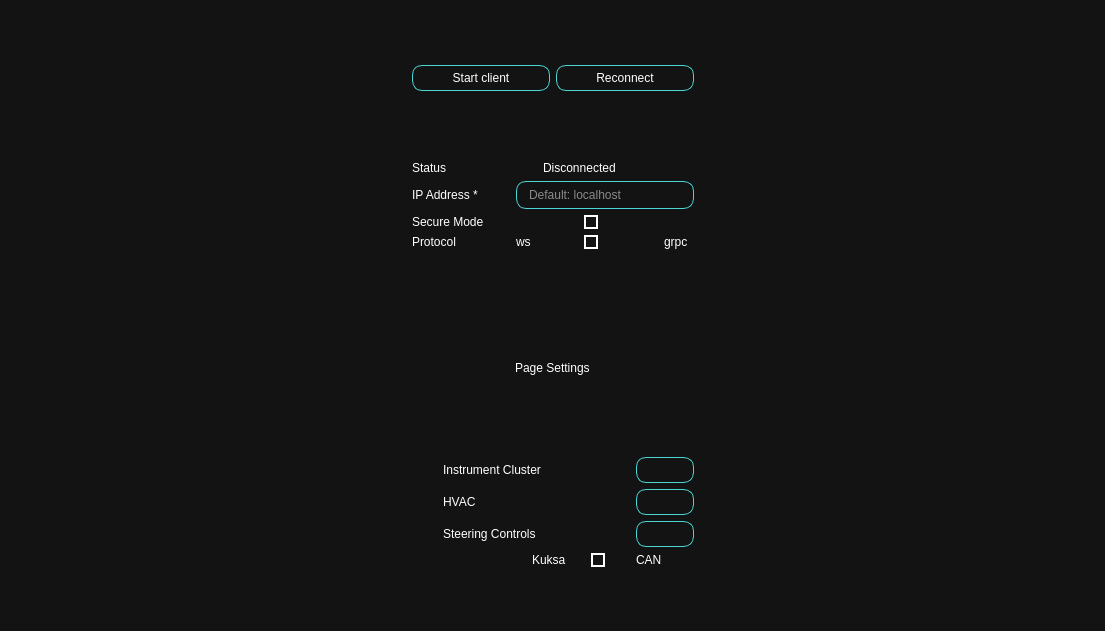
The window that ui/Settings_Window.ui (suchinton/AGL_Demo_Control_Panel) describes before a commit, drawn with Qt 5.
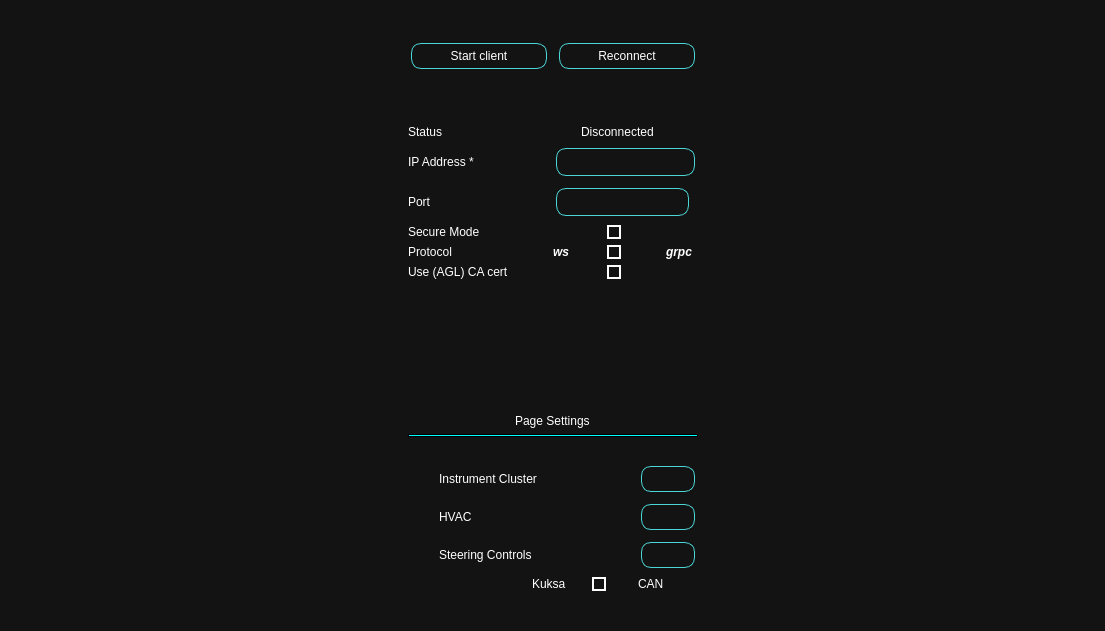
The same window after the commit. Icons and pictures are not drawn.

```diff
--- a/ui/Settings_Window.ui
+++ b/ui/Settings_Window.ui
@@ -33,6 +33,7 @@
 	padding: 5px 10px;
 	border: 1px solid #4BD7D6 ; /* light blue */
 	border-radius: 10px;
+	margin: 3px;
 }
 
 QPushButton:pressed {
@@ -44,6 +45,7 @@
 	padding: 5px 10px;
 	border: 1px solid #4BD7D6 ; /* light blue */
 	border-radius: 10px;
+	margin: 3px;
 }
 
 QCheckBox {
@@ -67,15 +69,23 @@
 
 QCheckBox:indicator:disabled {
   background-color: #cccccc; /* Grayed out background */
+}
+
+#divider{
+  background-color: #00ffff; /* Neon blue */
+  border: 1px solid; 
 }</string>
   </property>
   <widget class="QWidget" name="centralwidget">
    <layout class="QGridLayout" name="gridLayout">
-    <item row="0" column="0" colspan="4">
-     <spacer name="verticalSpacer_3">
+    <item row="5" column="1" colspan="2">
+     <spacer name="verticalSpacer">
       <property name="orientation">
        <enum>Qt::Vertical</enum>
       </property>
+      <property name="sizeType">
+       <enum>QSizePolicy::Expanding</enum>
+      </property>
       <property name="sizeHint" stdset="0">
        <size>
         <width>20</width>
@@ -84,19 +94,6 @@
       </property>
      </spacer>
     </item>
-    <item row="1" column="0" rowspan="5">
-     <spacer name="horizontalSpacer_2">
-      <property name="orientation">
-       <enum>Qt::Horizontal</enum>
-      </property>
-      <property name="sizeHint" stdset="0">
-       <size>
-        <width>40</width>
-        <height>20</height>
-       </size>
-      </property>
-     </spacer>
-    </item>
     <item row="3" column="1" colspan="2">
      <widget class="QFrame" name="frame_general_settings">
       <property name="frameShape">
@@ -106,58 +103,161 @@
        <enum>QFrame::Raised</enum>
       </property>
       <layout class="QGridLayout" name="gridLayout_2">
-       <item row="1" column="5" colspan="2" alignment="Qt::AlignLeft">
-        <widget class="QLabel" name="connectionLogo">
+       <item row="3" column="0">
+        <widget class="QLabel" name="label_16">
          <property name="text">
+          <string>Port</string>
+         </property>
+        </widget>
+       </item>
+       <item row="5" column="4" alignment="Qt::AlignRight">
+        <widget class="QLabel" name="label_12">
+         <property name="font">
+          <font>
+           <weight>75</weight>
+           <italic>true</italic>
+           <bold>true</bold>
+          </font>
+         </property>
+         <property name="text">
+          <string>ws</string>
+         </property>
+        </widget>
+       </item>
+       <item row="3" column="4" colspan="5">
+        <widget class="QLineEdit" name="PortInput"/>
+       </item>
+       <item row="2" column="4" colspan="6">
+        <widget class="QLineEdit" name="IPAddrInput">
+         <property name="placeholderText">
           <string/>
          </property>
-         <property name="pixmap">
-          <pixmap resource="../assets/res.qrc">:/Carbon_Icons/carbon_icons/connection-signal--off.svg</pixmap>
+        </widget>
+       </item>
+       <item row="4" column="0" colspan="3">
+        <widget class="QLabel" name="label">
+         <property name="toolTip">
+          <string>Default: Secure</string>
          </property>
+         <property name="text">
+          <string>Secure Mode</string>
+         </property>
         </widget>
        </item>
-       <item row="2" column="0" colspan="4">
+       <item row="0" column="0" colspan="9">
+        <spacer name="verticalSpacer_2">
+         <property name="orientation">
+          <enum>Qt::Vertical</enum>
+         </property>
+         <property name="sizeType">
+          <enum>QSizePolicy::Maximum</enum>
+         </property>
+         <property name="sizeHint" stdset="0">
+          <size>
+           <width>20</width>
+           <height>40</height>
+          </size>
+         </property>
+        </spacer>
+       </item>
+       <item row="1" column="3" rowspan="7">
+        <spacer name="horizontalSpacer_3">
+         <property name="orientation">
+          <enum>Qt::Horizontal</enum>
+         </property>
+         <property name="sizeType">
+          <enum>QSizePolicy::Fixed</enum>
+         </property>
+         <property name="sizeHint" stdset="0">
+          <size>
+           <width>20</width>
+           <height>20</height>
+          </size>
+         </property>
+        </spacer>
+       </item>
+       <item row="4" column="5" colspan="3" alignment="Qt::AlignHCenter">
+        <widget class="QCheckBox" name="place_holder_toggle_1">
+         <property name="toolTip">
+          <string>Default: Secure</string>
+         </property>
+         <property name="text">
+          <string/>
+         </property>
+         <property name="checked">
+          <bool>false</bool>
+         </property>
+        </widget>
+       </item>
+       <item row="2" column="0" colspan="3">
         <widget class="QLabel" name="IPAddr">
          <property name="text">
           <string>IP Address *</string>
          </property>
         </widget>
        </item>
-       <item row="4" column="7" alignment="Qt::AlignHCenter">
-        <widget class="QCheckBox" name="place_holder_toggle_2">
-         <property name="toolTip">
-          <string>Default: WS</string>
-         </property>
-         <property name="text">
-          <string/>
-         </property>
-        </widget>
-       </item>
-       <item row="4" column="0" colspan="3">
-        <widget class="QLabel" name="label_11">
-         <property name="toolTip">
-          <string>Default: WS</string>
-         </property>
-         <property name="text">
-          <string>Protocol</string>
-         </property>
-        </widget>
-       </item>
-       <item row="4" column="10" alignment="Qt::AlignLeft">
+       <item row="5" column="8" alignment="Qt::AlignLeft">
         <widget class="QLabel" name="label_13">
+         <property name="font">
+          <font>
+           <weight>75</weight>
+           <italic>true</italic>
+           <bold>true</bold>
+          </font>
+         </property>
          <property name="text">
           <string>grpc</string>
          </property>
         </widget>
        </item>
-       <item row="1" column="0" colspan="4">
+       <item row="5" column="0" colspan="2">
+        <widget class="QLabel" name="label_11">
+         <property name="toolTip">
+          <string>Default: WS</string>
+         </property>
+         <property name="text">
+          <string>Protocol</string>
+         </property>
+        </widget>
+       </item>
+       <item row="5" column="6" alignment="Qt::AlignHCenter">
+        <widget class="QCheckBox" name="place_holder_toggle_2">
+         <property name="toolTip">
+          <string>Default: WS</string>
+         </property>
+         <property name="text">
+          <string/>
+         </property>
+        </widget>
+       </item>
+       <item row="4" column="4">
+        <widget class="QLabel" name="label_9">
+         <property name="text">
+          <string/>
+         </property>
+         <property name="pixmap">
+          <pixmap resource="../assets/res.qrc">:/Carbon_Icons/carbon_icons/security-services.svg</pixmap>
+         </property>
+        </widget>
+       </item>
+       <item row="1" column="4" colspan="2" alignment="Qt::AlignLeft">
+        <widget class="QLabel" name="connectionLogo">
+         <property name="text">
+          <string/>
+         </property>
+         <property name="pixmap">
+          <pixmap resource="../assets/res.qrc">:/Carbon_Icons/carbon_icons/connection-signal--off.svg</pixmap>
+         </property>
+        </widget>
+       </item>
+       <item row="1" column="0" colspan="3">
         <widget class="QLabel" name="status">
          <property name="text">
           <string>Status</string>
          </property>
         </widget>
        </item>
-       <item row="1" column="7">
+       <item row="1" column="6">
         <widget class="QLabel" name="connectionStatus">
          <property name="sizePolicy">
           <sizepolicy hsizetype="Expanding" vsizetype="Preferred">
@@ -170,142 +270,49 @@
          </property>
         </widget>
        </item>
-       <item row="5" column="1" rowspan="2">
-        <widget class="QFrame" name="PageIcons">
-         <property name="frameShape">
-          <enum>QFrame::StyledPanel</enum>
-         </property>
-         <property name="frameShadow">
-          <enum>QFrame::Raised</enum>
-         </property>
-         <layout class="QVBoxLayout" name="verticalLayout">
-          <property name="spacing">
-           <number>0</number>
-          </property>
-          <property name="leftMargin">
-           <number>0</number>
-          </property>
-          <property name="topMargin">
-           <number>0</number>
-          </property>
-          <property name="rightMargin">
-           <number>0</number>
-          </property>
-          <property name="bottomMargin">
-           <number>0</number>
-          </property>
-         </layout>
-        </widget>
-       </item>
-       <item row="3" column="5">
-        <widget class="QLabel" name="label_9">
+       <item row="6" column="0">
+        <widget class="QLabel" name="label_17">
          <property name="text">
-          <string/>
+          <string>Use (AGL) CA cert</string>
          </property>
-         <property name="pixmap">
-          <pixmap resource="../assets/res.qrc">:/Carbon_Icons/carbon_icons/security-services.svg</pixmap>
-         </property>
         </widget>
        </item>
-       <item row="1" column="4" rowspan="4">
-        <spacer name="horizontalSpacer_3">
-         <property name="orientation">
-          <enum>Qt::Horizontal</enum>
-         </property>
-         <property name="sizeType">
-          <enum>QSizePolicy::Fixed</enum>
-         </property>
-         <property name="sizeHint" stdset="0">
-          <size>
-           <width>20</width>
-           <height>20</height>
-          </size>
-         </property>
-        </spacer>
-       </item>
-       <item row="3" column="0" colspan="4">
-        <widget class="QLabel" name="label">
-         <property name="toolTip">
-          <string>Default: Secure</string>
-         </property>
+       <item row="6" column="6" alignment="Qt::AlignHCenter">
+        <widget class="QCheckBox" name="AGL_CA">
          <property name="text">
-          <string>Secure Mode</string>
-         </property>
-        </widget>
-       </item>
-       <item row="5" column="2" rowspan="2">
-        <widget class="QFrame" name="PageLabels">
-         <property name="frameShape">
-          <enum>QFrame::StyledPanel</enum>
-         </property>
-         <property name="frameShadow">
-          <enum>QFrame::Raised</enum>
-         </property>
-         <layout class="QVBoxLayout" name="verticalLayout_2">
-          <property name="spacing">
-           <number>0</number>
-          </property>
-          <property name="leftMargin">
-           <number>0</number>
-          </property>
-          <property name="topMargin">
-           <number>0</number>
-          </property>
-          <property name="rightMargin">
-           <number>0</number>
-          </property>
-          <property name="bottomMargin">
-           <number>0</number>
-          </property>
-         </layout>
-        </widget>
-       </item>
-       <item row="4" column="5" alignment="Qt::AlignRight">
-        <widget class="QLabel" name="label_12">
-         <property name="text">
-          <string>ws</string>
-         </property>
-        </widget>
-       </item>
-       <item row="2" column="5" colspan="7">
-        <widget class="QLineEdit" name="IPAddrInput">
-         <property name="placeholderText">
-          <string>Default: localhost</string>
-         </property>
-        </widget>
-       </item>
-       <item row="3" column="6" colspan="3" alignment="Qt::AlignHCenter">
-        <widget class="QCheckBox" name="place_holder_toggle_1">
-         <property name="toolTip">
-          <string>Default: Secure</string>
-         </property>
-         <property name="text">
           <string/>
          </property>
-         <property name="checked">
-          <bool>false</bool>
-         </property>
         </widget>
        </item>
-       <item row="0" column="0" colspan="11">
-        <spacer name="verticalSpacer_2">
-         <property name="orientation">
-          <enum>Qt::Vertical</enum>
-         </property>
-         <property name="sizeType">
-          <enum>QSizePolicy::Maximum</enum>
-         </property>
-         <property name="sizeHint" stdset="0">
-          <size>
-           <width>20</width>
-           <height>40</height>
-          </size>
-         </property>
-        </spacer>
-       </item>
       </layout>
      </widget>
     </item>
+    <item row="1" column="3" rowspan="5">
+     <spacer name="horizontalSpacer">
+      <property name="orientation">
+       <enum>Qt::Horizontal</enum>
+      </property>
+      <property name="sizeHint" stdset="0">
+       <size>
+        <width>40</width>
+        <height>20</height>
+       </size>
+      </property>
+     </spacer>
+    </item>
+    <item row="0" column="0" colspan="4">
+     <spacer name="verticalSpacer_3">
+      <property name="orientation">
+       <enum>Qt::Vertical</enum>
+      </property>
+      <property name="sizeHint" stdset="0">
+       <size>
+        <width>20</width>
+        <height>40</height>
+       </size>
+      </property>
+     </spacer>
+    </item>
     <item row="1" column="1" colspan="2">
      <widget class="QFrame" name="frame_2">
       <property name="sizePolicy">
@@ -358,24 +365,8 @@
       </layout>
      </widget>
     </item>
-    <item row="5" column="1" colspan="2">
-     <spacer name="verticalSpacer">
-      <property name="orientation">
-       <enum>Qt::Vertical</enum>
-      </property>
-      <property name="sizeType">
-       <enum>QSizePolicy::Expanding</enum>
-      </property>
-      <property name="sizeHint" stdset="0">
-       <size>
-        <width>20</width>
-        <height>40</height>
-       </size>
-      </property>
-     </spacer>
-    </item>
-    <item row="1" column="3" rowspan="5">
-     <spacer name="horizontalSpacer">
+    <item row="1" column="0" rowspan="5">
+     <spacer name="horizontalSpacer_2">
       <property name="orientation">
        <enum>Qt::Horizontal</enum>
       </property>
@@ -402,25 +393,8 @@
        <enum>QFrame::Raised</enum>
       </property>
       <layout class="QGridLayout" name="gridLayout_3">
-       <item row="7" column="4">
-        <widget class="QPushButton" name="pushButton_3">
-         <property name="text">
-          <string/>
-         </property>
-         <property name="icon">
-          <iconset resource="../assets/res.qrc">
-           <normaloff>:/Carbon_Icons/carbon_icons/view.svg</normaloff>:/Carbon_Icons/carbon_icons/view.svg</iconset>
-         </property>
-         <property name="iconSize">
-          <size>
-           <width>30</width>
-           <height>30</height>
-          </size>
-         </property>
-        </widget>
-       </item>
        <item row="5" column="4">
-        <widget class="QPushButton" name="pushButton">
+        <widget class="QPushButton" name="pushButton_3">
          <property name="text">
           <string/>
          </property>
@@ -436,31 +410,14 @@
          </property>
         </widget>
        </item>
-       <item row="6" column="4">
-        <widget class="QPushButton" name="pushButton_2">
-         <property name="text">
-          <string/>
-         </property>
-         <property name="icon">
-          <iconset resource="../assets/res.qrc">
-           <normaloff>:/Carbon_Icons/carbon_icons/view.svg</normaloff>:/Carbon_Icons/carbon_icons/view.svg</iconset>
-         </property>
-         <property name="iconSize">
-          <size>
-           <width>30</width>
-           <height>30</height>
-          </size>
-         </property>
-        </widget>
-       </item>
-       <item row="7" column="1" colspan="3">
+       <item row="5" column="1" colspan="3">
         <widget class="QLabel" name="label_5">
          <property name="text">
           <string>Steering Controls</string>
          </property>
         </widget>
        </item>
-       <item row="6" column="0">
+       <item row="4" column="0">
         <widget class="QLabel" name="label_7">
          <property name="sizePolicy">
           <sizepolicy hsizetype="Fixed" vsizetype="Fixed">
@@ -485,21 +442,41 @@
          </property>
         </widget>
        </item>
-       <item row="0" column="0" colspan="5" alignment="Qt::AlignHCenter">
-        <widget class="QLabel" name="label_2">
-         <property name="text">
-          <string>Page Settings</string>
-         </property>
-        </widget>
-       </item>
-       <item row="6" column="1" colspan="3">
+       <item row="4" column="1" colspan="3">
         <widget class="QLabel" name="label_4">
          <property name="text">
           <string>HVAC</string>
          </property>
         </widget>
        </item>
-       <item row="5" column="0">
+       <item row="4" column="4">
+        <widget class="QPushButton" name="pushButton_2">
+         <property name="text">
+          <string/>
+         </property>
+         <property name="icon">
+          <iconset resource="../assets/res.qrc">
+           <normaloff>:/Carbon_Icons/carbon_icons/view.svg</normaloff>:/Carbon_Icons/carbon_icons/view.svg</iconset>
+         </property>
+         <property name="iconSize">
+          <size>
+           <width>30</width>
+           <height>30</height>
+          </size>
+         </property>
+        </widget>
+       </item>
+       <item row="0" column="0" colspan="5" alignment="Qt::AlignHCenter|Qt::AlignBottom">
+        <widget class="QLabel" name="label_2">
+         <property name="text">
+          <string>Page Settings</string>
+         </property>
+         <property name="margin">
+          <number>6</number>
+         </property>
+        </widget>
+       </item>
+       <item row="3" column="0">
         <widget class="QLabel" name="label_6">
          <property name="sizePolicy">
           <sizepolicy hsizetype="Fixed" vsizetype="Ignored">
@@ -524,60 +501,95 @@
          </property>
         </widget>
        </item>
-       <item row="5" column="1" colspan="3">
-        <widget class="QLabel" name="label_3">
+       <item row="3" column="4">
+        <widget class="QPushButton" name="pushButton">
          <property name="text">
-          <string>Instrument Cluster</string>
+          <string/>
          </property>
-        </widget>
-       </item>
-       <item row="7" column="0">
-        <widget class="QLabel" name="label_8">
-         <property name="sizePolicy">
-          <sizepolicy hsizetype="Fixed" vsizetype="Fixed">
-           <horstretch>0</horstretch>
-           <verstretch>0</verstretch>
-          </sizepolicy>
+         <property name="icon">
+          <iconset resource="../assets/res.qrc">
+           <normaloff>:/Carbon_Icons/carbon_icons/view.svg</normaloff>:/Carbon_Icons/carbon_icons/view.svg</iconset>
          </property>
-         <property name="maximumSize">
+         <property name="iconSize">
           <size>
-           <width>25</width>
-           <height>25</height>
+           <width>30</width>
+           <height>30</height>
           </size>
          </property>
+        </widget>
+       </item>
+       <item row="6" column="3" alignment="Qt::AlignHCenter">
+        <widget class="QCheckBox" name="place_holder_toggle_3">
          <property name="text">
           <string/>
          </property>
-         <property name="pixmap">
-          <pixmap resource="../assets/res.qrc">:/Images/Images/steering-wheel.svg</pixmap>
-         </property>
-         <property name="scaledContents">
-          <bool>true</bool>
-         </property>
         </widget>
        </item>
-       <item row="8" column="4" alignment="Qt::AlignLeft">
+       <item row="6" column="4" alignment="Qt::AlignLeft">
         <widget class="QLabel" name="label_10">
          <property name="text">
           <string>CAN</string>
          </property>
         </widget>
        </item>
-       <item row="8" column="3" alignment="Qt::AlignHCenter">
-        <widget class="QCheckBox" name="place_holder_toggle_3">
+       <item row="1" column="0" colspan="5">
+        <widget class="QFrame" name="divider">
+         <property name="acceptDrops">
+          <bool>false</bool>
+         </property>
+         <property name="autoFillBackground">
+          <bool>false</bool>
+         </property>
+         <property name="frameShape">
+          <enum>QFrame::HLine</enum>
+         </property>
+         <property name="frameShadow">
+          <enum>QFrame::Sunken</enum>
+         </property>
+        </widget>
+       </item>
+       <item row="5" column="0">
+        <widget class="QLabel" name="label_8">
+         <property name="sizePolicy">
+          <sizepolicy hsizetype="Fixed" vsizetype="Fixed">
+           <horstretch>0</horstretch>
+           <verstretch>0</verstretch>
+          </sizepolicy>
+         </property>
+         <property name="maximumSize">
+          <size>
+           <width>25</width>
+           <height>25</height>
+          </size>
+         </property>
          <property name="text">
           <string/>
          </property>
+         <property name="pixmap">
+          <pixmap resource="../assets/res.qrc">:/Images/Images/steering-wheel.svg</pixmap>
+         </property>
+         <property name="scaledContents">
+          <bool>true</bool>
+         </property>
         </widget>
        </item>
-       <item row="8" column="2" alignment="Qt::AlignRight|Qt::AlignVCenter">
-        <widget class="QLabel" name="label_14">
-         <property name="text">
-          <string>Kuksa</string>
+       <item row="2" column="0" colspan="5">
+        <spacer name="verticalSpacer_4">
+         <property name="orientation">
+          <enum>Qt::Vertical</enum>
          </property>
-        </widget>
+         <property name="sizeType">
+          <enum>QSizePolicy::Fixed</enum>
+         </property>
+         <property name="sizeHint" stdset="0">
+          <size>
+           <width>20</width>
+           <height>20</height>
+          </size>
+         </property>
+        </spacer>
        </item>
-       <item row="8" column="1" alignment="Qt::AlignHCenter|Qt::AlignVCenter">
+       <item row="6" column="1" alignment="Qt::AlignHCenter|Qt::AlignVCenter">
         <widget class="QLabel" name="label_15">
          <property name="text">
           <string/>
@@ -587,6 +599,20 @@
          </property>
         </widget>
        </item>
+       <item row="6" column="2" alignment="Qt::AlignRight|Qt::AlignVCenter">
+        <widget class="QLabel" name="label_14">
+         <property name="text">
+          <string>Kuksa</string>
+         </property>
+        </widget>
+       </item>
+       <item row="3" column="1" colspan="3">
+        <widget class="QLabel" name="label_3">
+         <property name="text">
+          <string>Instrument Cluster</string>
+         </property>
+        </widget>
+       </item>
       </layout>
      </widget>
     </item>
```
